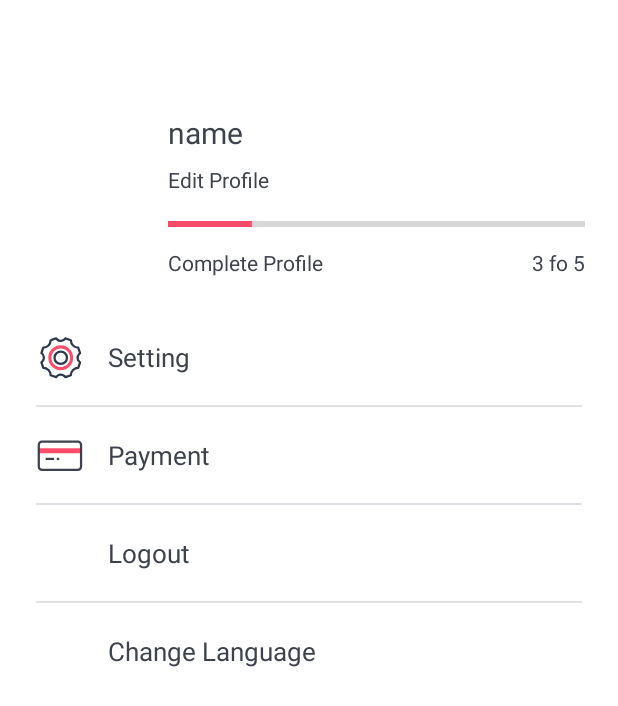
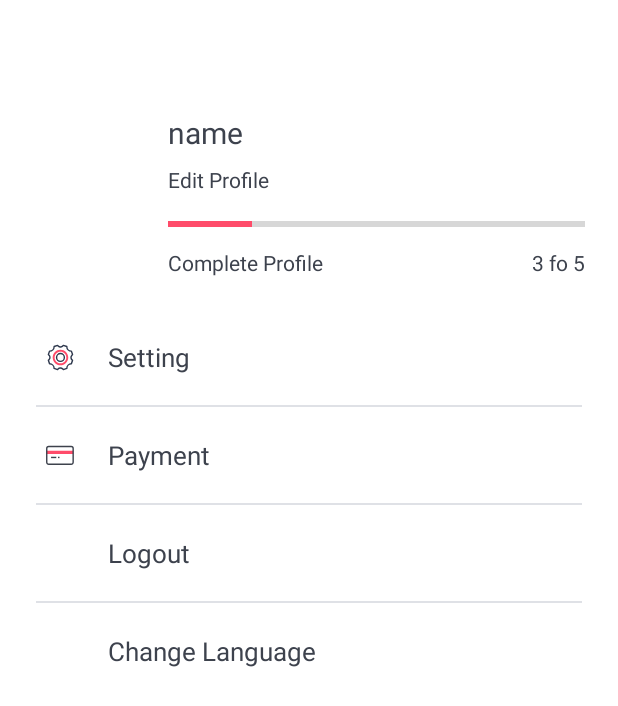
Before and after one commit to donyaie/ronaker-android, an Android app: the fragment ProfileFragment shown on its own in the app's theme, on a phone screen of 412 x 824 dp. Shown: the top 706 px of the screen. Run offline under Robolectric (Android 15) with nearby library versions, the phone set to English and light mode, and no system bars; our stand-ins replace Dagger/Hilt's generated code, RxJava, data binding; libraries missing offline, so code that uses them is left out: com.wang.avi; plain views replace RoundedImageView; 2 statements that could not run were skipped.

Commit message:
+profile view icon size

```diff
--- a/app/src/main/res/layout/fragment_profile.xml
+++ b/app/src/main/res/layout/fragment_profile.xml
@@ -100,6 +100,7 @@
 
                     <ImageView android:layout_width="32dp" android:layout_height="32dp"
                                android:layout_marginRight="16dp"
+                               android:padding="6dp"
                                app:srcCompat="@drawable/ic_settings"
                                android:layout_marginLeft="24dp"/>
 
@@ -129,6 +130,7 @@
                     <ImageView android:layout_width="32dp" android:layout_height="32dp"
                                android:layout_marginRight="16dp"
                                app:srcCompat="@drawable/ic_credit"
+                               android:padding="6dp"
                                android:layout_marginLeft="24dp"/>
 
                     <TextView android:layout_width="0dp"
```
